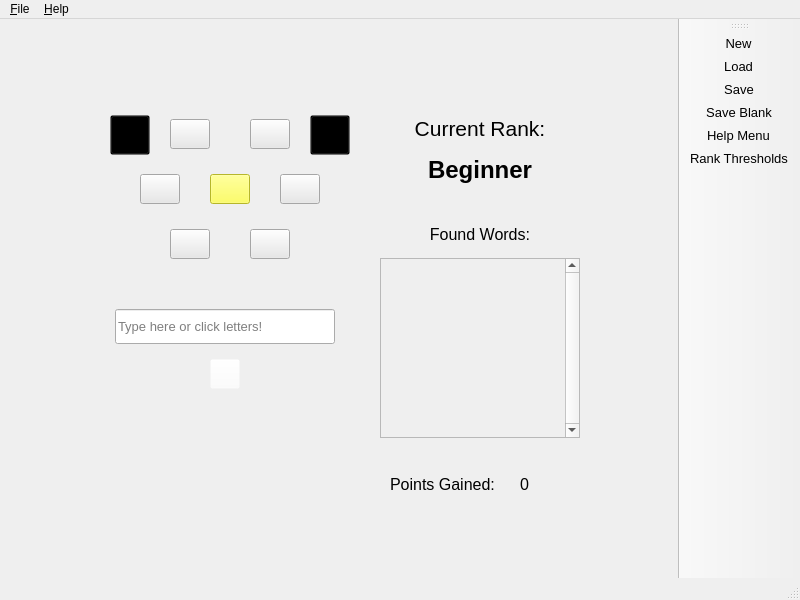
First picture: the form in BigPythonEnergy/ui/gameBox.ui, repository mucsci-students/2023fa-420-BigPythonEnergy, before the edit.
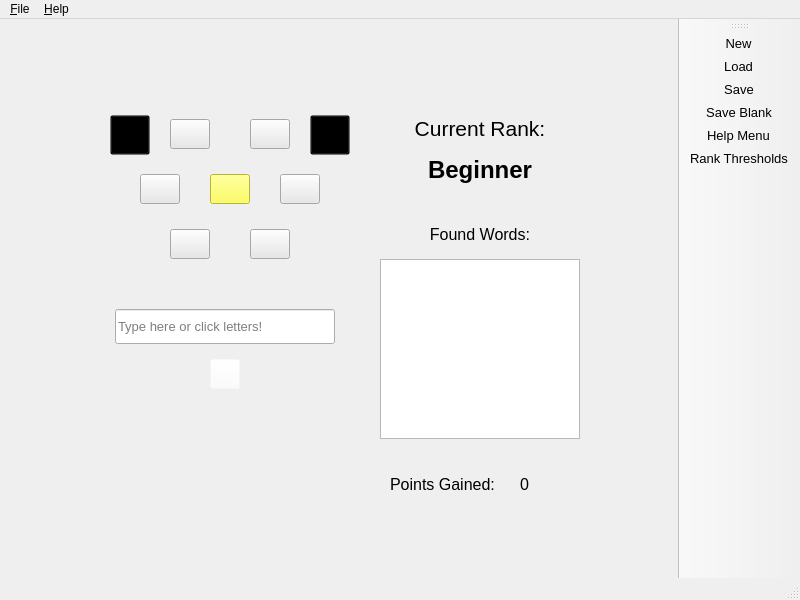
Second picture: the form after the edit. Icons and pictures are not drawn.

Commit message:
Fixed scrolling box for found words
Box for found words now scrolls and sorts and is navigable by tab.

The edit to the form file:
```diff
--- a/BigPythonEnergy/ui/gameBox.ui
+++ b/BigPythonEnergy/ui/gameBox.ui
@@ -224,57 +224,6 @@
      </size>
     </property>
    </widget>
-   <widget class="QScrollArea" name="scrollingText">
-    <property name="geometry">
-     <rect>
-      <x>380</x>
-      <y>239</y>
-      <width>200</width>
-      <height>180</height>
-     </rect>
-    </property>
-    <property name="verticalScrollBarPolicy">
-     <enum>Qt::ScrollBarAlwaysOn</enum>
-    </property>
-    <property name="sizeAdjustPolicy">
-     <enum>QAbstractScrollArea::AdjustToContents</enum>
-    </property>
-    <property name="widgetResizable">
-     <bool>true</bool>
-    </property>
-    <widget class="QWidget" name="scrollAreaWidgetContents">
-     <property name="geometry">
-      <rect>
-       <x>0</x>
-       <y>0</y>
-       <width>177</width>
-       <height>178</height>
-      </rect>
-     </property>
-     <widget class="QLabel" name="foundWords">
-      <property name="geometry">
-       <rect>
-        <x>0</x>
-        <y>0</y>
-        <width>200</width>
-        <height>180</height>
-       </rect>
-      </property>
-      <property name="font">
-       <font>
-        <family>Segoe UI</family>
-        <pointsize>12</pointsize>
-       </font>
-      </property>
-      <property name="text">
-       <string/>
-      </property>
-      <property name="alignment">
-       <set>Qt::AlignLeading|Qt::AlignLeft|Qt::AlignTop</set>
-      </property>
-     </widget>
-    </widget>
-   </widget>
    <widget class="QLabel" name="currRankLabel">
     <property name="geometry">
      <rect>
@@ -476,6 +425,48 @@
      </property>
     </widget>
    </widget>
+   <widget class="QListWidget" name="foundWords">
+    <property name="geometry">
+     <rect>
+      <x>380</x>
+      <y>240</y>
+      <width>200</width>
+      <height>180</height>
+     </rect>
+    </property>
+    <property name="font">
+     <font>
+      <pointsize>12</pointsize>
+     </font>
+    </property>
+   </widget>
+   <widget class="QLabel" name="wrongInputLabel">
+    <property name="geometry">
+     <rect>
+      <x>85</x>
+      <y>400</y>
+      <width>280</width>
+      <height>45</height>
+     </rect>
+    </property>
+    <property name="font">
+     <font>
+      <family>Segoe UI</family>
+      <pointsize>10</pointsize>
+      <weight>75</weight>
+      <bold>true</bold>
+     </font>
+    </property>
+    <property name="text">
+     <string/>
+    </property>
+    <property name="alignment">
+     <set>Qt::AlignCenter</set>
+    </property>
+    <property name="wordWrap">
+     <bool>true</bool>
+    </property>
+   </widget>
    <zorder>widget</zorder>
    <zorder>letter6</zorder>
    <zorder>letter5</zorder>
```
Left out of the diff: 7 changed lines with no effect on the pictures. The commit also changes 3 other files.
